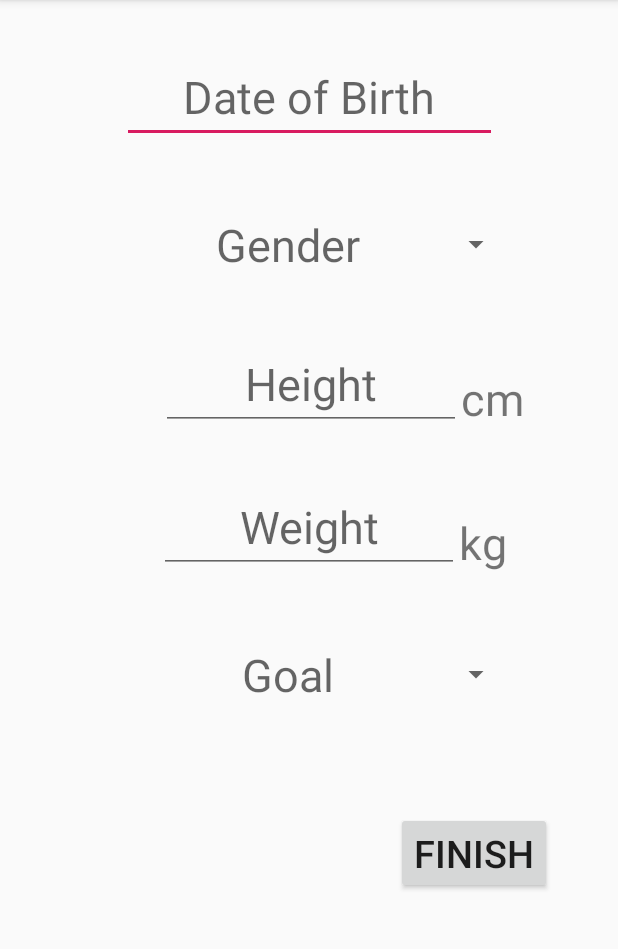
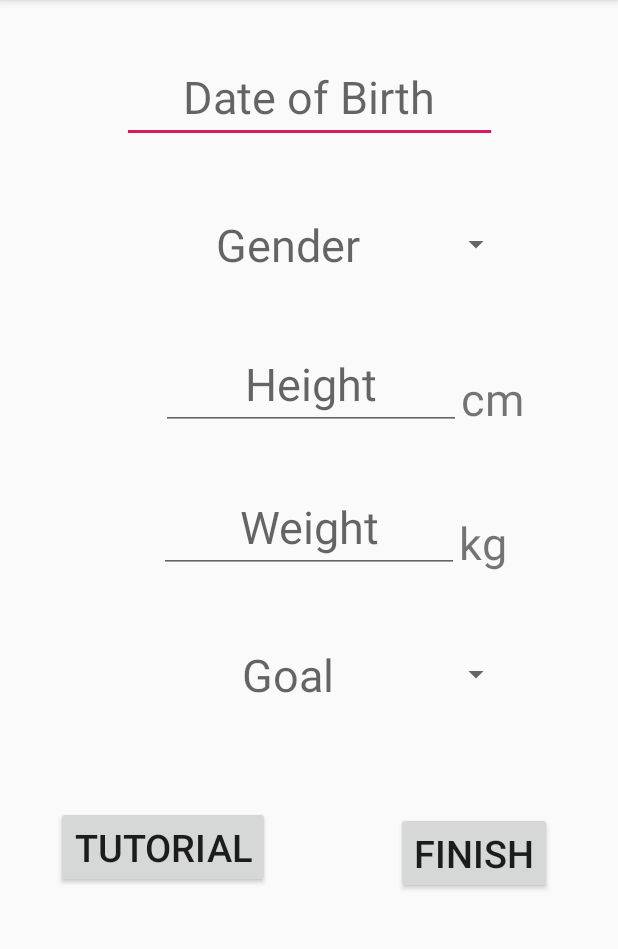
Before and after one commit to YueyangLiulyy/CISC325, an Android app: the screen it shows after launch (loginActivity), on a phone screen of 412 x 824 dp, the part 84-1033 px from its top. Run offline under Robolectric (Android 15) with nearby library versions, the phone set to English and light mode, and no system bars.

Commit message:
update with tutorial code

```diff
--- a/FitnessApp/app/src/main/AndroidManifest.xml
+++ b/FitnessApp/app/src/main/AndroidManifest.xml
@@ -11,6 +11,7 @@
         android:roundIcon="@mipmap/ic_launcher_round"
         android:supportsRtl="true"
         android:theme="@style/AppTheme">
+        <activity android:name=".TutorialActivity"></activity>
         <activity android:name=".BackHomeActivity" />
         <activity android:name=".dumbellFlyeActivity" />
         <activity android:name=".ViewDateExecrise" />
--- a/FitnessApp/app/src/main/java/com/example/fitnessapp/loginActivity.java
+++ b/FitnessApp/app/src/main/java/com/example/fitnessapp/loginActivity.java
@@ -50,6 +50,7 @@ public class loginActivity extends AppCompatActivity {
         getHeight();
         getWeight();
         setButton();
+        setButton2();
 
 
 
@@ -122,13 +123,30 @@ public class loginActivity extends AppCompatActivity {
                         this));
     }
 
+    private void setButton2(){
+        Button finishBtn = findViewById(R.id.TutorialButton);
+        finishBtn.setOnClickListener(new View.OnClickListener() {
+            @Override
+            public void onClick(View v) {
+
+                goTutorialPage();
+
+            }
+        });
+    }
+
+    private void goTutorialPage(){
+        Intent intent = new Intent(this, TutorialActivity.class);
+        startActivity(intent);
+    }
+
     private void setButton(){
         Button finishBtn = findViewById(R.id.loginFinishButton);
         finishBtn.setOnClickListener(new View.OnClickListener() {
             @Override
             public void onClick(View v) {
                 if(user_gender !=null & user_goal != null & user_dob != null
-                & user_height != null & user_weight != null){
+                        & user_height != null & user_weight != null){
                     storeData();
                     goHomePage();
                 }
--- a/FitnessApp/app/src/main/res/layout/activity_main.xml
+++ b/FitnessApp/app/src/main/res/layout/activity_main.xml
@@ -85,6 +85,18 @@
         app:layout_constraintEnd_toEndOf="parent"
         app:layout_constraintTop_toBottomOf="@+id/goalSpinner" />
 
+    <Button
+        android:id="@+id/TutorialButton"
+        android:layout_width="wrap_content"
+        android:layout_height="wrap_content"
+        android:layout_marginTop="60dp"
+        android:layout_marginEnd="232dp"
+        android:layout_marginRight="232dp"
+        android:text="Tutorial"
+        android:textSize="25dp"
+        app:layout_constraintEnd_toEndOf="parent"
+        app:layout_constraintTop_toBottomOf="@+id/goalSpinner" />
+
     <TextView
         android:id="@+id/heighUnitText"
         android:layout_width="wrap_content"
```
Also changed, not shown: FitnessApp/app/src/main/java/com/example/fitnessapp/ProfileActivity.java (+19 -0 lines), FitnessApp/app/src/main/java/com/example/fitnessapp/TutorialActivity.java (added, +39 -0 lines), FitnessApp/app/src/main/res/layout/activity_profile.xml (+10 -0 lines), FitnessApp/app/src/main/res/layout/activity_tutorial.xml (added, +68 -0 lines), FitnessApp/app/src/main/res/drawable-v24/phone.jpg (added), FitnessApp/app/src/main/res/drawable-v24/tutorial1.jpg (added), 2 other files.
